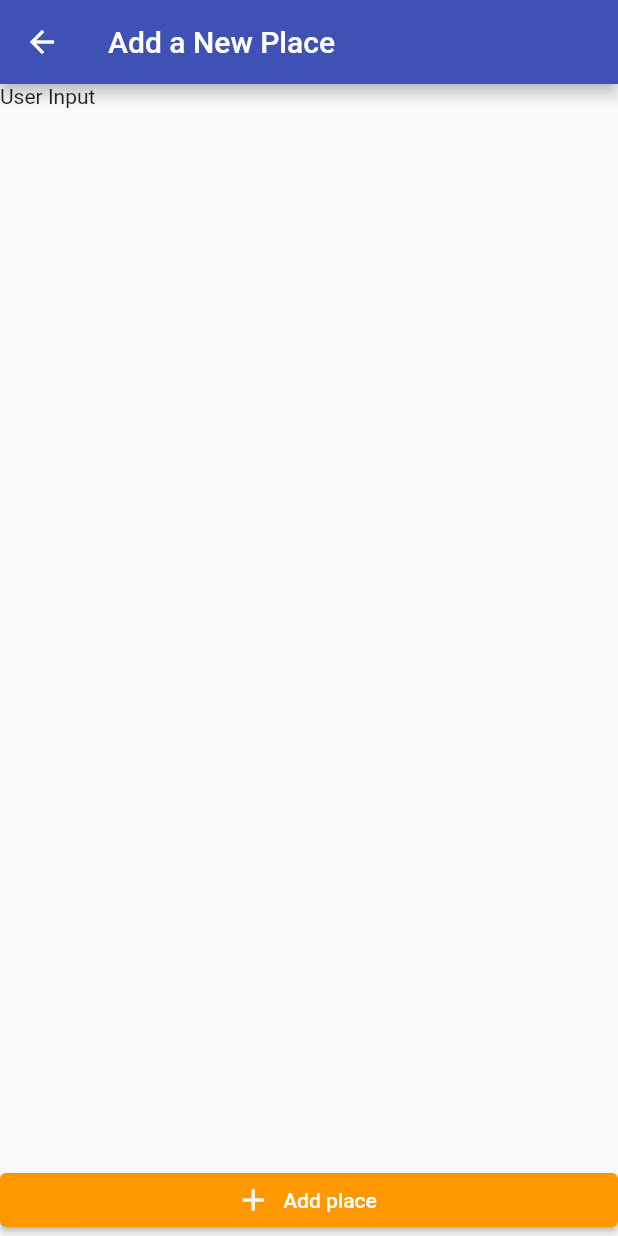
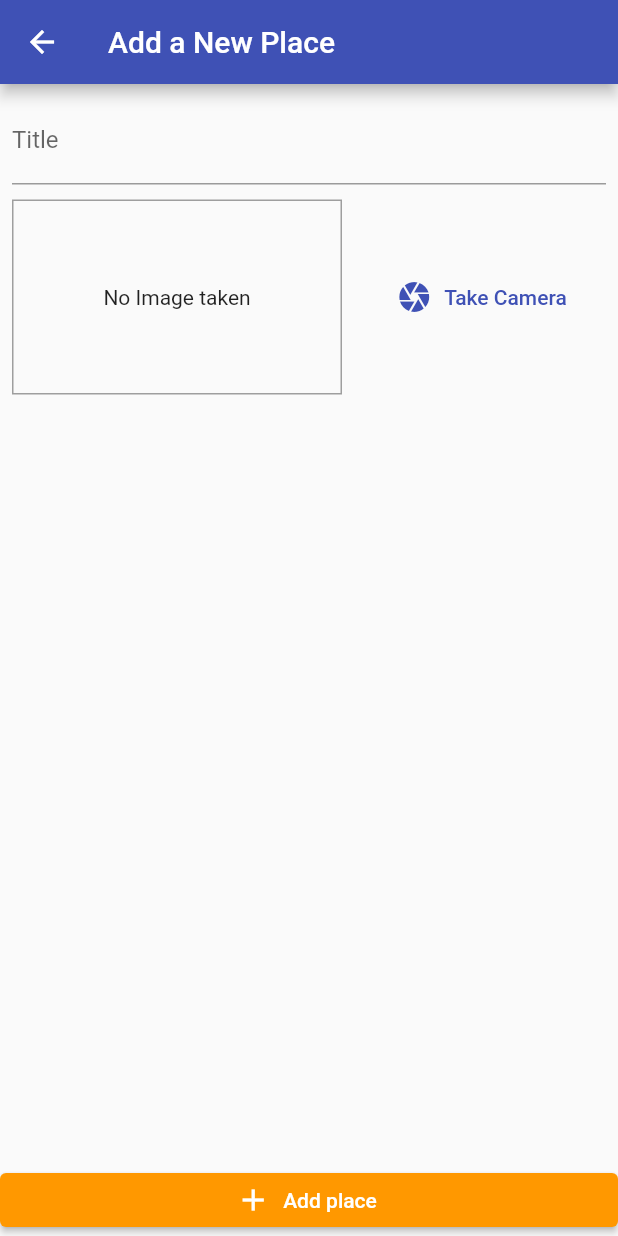
Before and after one commit to turinaf/flutter-dart, a Flutter app: the AddPlaceScreen screen opened by its route, on a phone screen of 412 x 824 dp. Run offline on Flutter 3.47's test engine with Material 2 defaults, Android fonts, the phone set to English and light mode, and no system bars; our stand-ins replace shared_preferences; accounts and stored records are empty.

Commit message:
Add image form

```diff
--- a/places/lib/screens/add_place_screen.dart
+++ b/places/lib/screens/add_place_screen.dart
@@ -1,4 +1,6 @@
 import 'package:flutter/material.dart';
+
+import '../widgets/image_input.dart';
 
 class AddPlaceScreen extends StatefulWidget {
   const AddPlaceScreen({Key? key}) : super(key: key);
@@ -8,6 +10,7 @@ class AddPlaceScreen extends StatefulWidget {
 }
 
 class _AddPlaceScreenState extends State<AddPlaceScreen> {
+  final _titleController = TextEditingController();
   @override
   Widget build(BuildContext context) {
     return Scaffold(
@@ -15,10 +18,26 @@ class _AddPlaceScreenState extends State<AddPlaceScreen> {
         title: const Text('Add a New Place'),
       ),
       body: Column(
-        mainAxisAlignment: MainAxisAlignment.spaceBetween,
         crossAxisAlignment: CrossAxisAlignment.stretch,
         children: [
-          const Text('User Input'),
+          // Expanded widget gets all the height it can get and leave the rest for other widget as much it needs.
+          Expanded(
+            child: SingleChildScrollView(
+              child: Padding(
+                padding: const EdgeInsets.all(8.0),
+                child: Column(
+                  children: [
+                    TextField(
+                      decoration: const InputDecoration(labelText: 'Title'),
+                      controller: _titleController,
+                    ),
+                    const SizedBox(height: 10),
+                    const ImageInput(),
+                  ],
+                ),
+              ),
+            ),
+          ),
           ElevatedButton.icon(
             onPressed: () {
               // Navigator.of(context).pushNamed(routeName)
--- /dev/null
+++ b/places/lib/widgets/image_input.dart
@@ -0,0 +1,52 @@
+import 'dart:io';
+import 'package:flutter/material.dart';
+
+class ImageInput extends StatefulWidget {
+  const ImageInput({Key? key}) : super(key: key);
+
+  @override
+  _ImageInputState createState() => _ImageInputState();
+}
+
+class _ImageInputState extends State<ImageInput> {
+  File? _storedImage;
+
+  @override
+  Widget build(BuildContext context) {
+    var child;
+    return Row(
+      children: [
+        Container(
+          width: 220,
+          height: 130,
+          decoration: BoxDecoration(
+            border: Border.all(
+              width: 1,
+              color: Colors.grey,
+            ),
+          ),
+          child: _storedImage != null
+              ? Image.file(
+                  _storedImage!,
+                  fit: BoxFit.cover,
+                  width: double.infinity,
+                )
+              : const Text(
+                  "No Image taken",
+                  textAlign: TextAlign.center,
+                ),
+          alignment: Alignment.center,
+        ),
+        const SizedBox(
+          width: 10,
+        ),
+        Expanded(
+            child: TextButton.icon(
+          onPressed: () {},
+          icon: const Icon(Icons.camera),
+          label: const Text('Take Camera'),
+        ))
+      ],
+    );
+  }
+}
```
